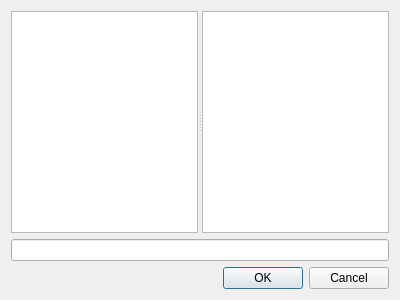
Qt form src/client/gui/roomdialog.ui (sush/Live-Jamming) before a commit.
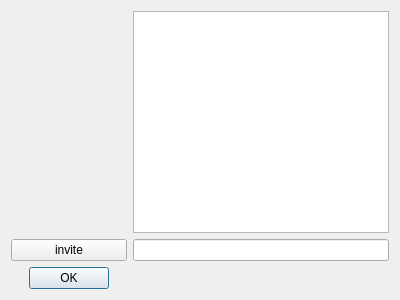
The same form after that commit. Custom widgets are drawn as their Qt base class.

Commit message: debut de room erreur de compile avec phonon commited pour test

What changed in the file:
```diff
--- a/src/client/gui/roomdialog.ui
+++ b/src/client/gui/roomdialog.ui
@@ -15,42 +15,49 @@
   </property>
   <layout class="QGridLayout" name="gridLayout">
    <item row="0" column="0">
-    <widget class="QSplitter" name="splitter">
-     <property name="orientation">
-      <enum>Qt::Horizontal</enum>
-     </property>
-     <widget class="QPlainTextEdit" name="plainTextEdit">
-      <property name="undoRedoEnabled">
-       <bool>false</bool>
-      </property>
-      <property name="readOnly">
-       <bool>true</bool>
-      </property>
-     </widget>
-     <widget class="QListView" name="listView"/>
-    </widget>
+    <layout class="QVBoxLayout" name="verticalLayout_2">
+     <item>
+      <widget class="RoomPlayerItem" name="widget" native="true"/>
+     </item>
+     <item>
+      <widget class="QPushButton" name="pushButton_2">
+       <property name="text">
+        <string>invite</string>
+       </property>
+      </widget>
+     </item>
+    </layout>
+   </item>
+   <item row="0" column="1">
+    <layout class="QVBoxLayout" name="verticalLayout">
+     <item>
+      <widget class="QPlainTextEdit" name="plainTextEdit"/>
+     </item>
+     <item>
+      <widget class="QLineEdit" name="lineEdit"/>
+     </item>
+    </layout>
    </item>
    <item row="1" column="0">
-    <widget class="QLineEdit" name="lineEdit"/>
-   </item>
-   <item row="2" column="0">
     <widget class="QDialogButtonBox" name="buttonBox">
-     <property name="orientation">
-      <enum>Qt::Horizontal</enum>
-     </property>
      <property name="standardButtons">
-      <set>QDialogButtonBox::Cancel|QDialogButtonBox::Ok</set>
+      <set>QDialogButtonBox::Ok</set>
+     </property>
+     <property name="centerButtons">
+      <bool>true</bool>
      </property>
     </widget>
    </item>
   </layout>
  </widget>
- <tabstops>
-  <tabstop>buttonBox</tabstop>
-  <tabstop>listView</tabstop>
-  <tabstop>lineEdit</tabstop>
-  <tabstop>plainTextEdit</tabstop>
- </tabstops>
+ <customwidgets>
+  <customwidget>
+   <class>RoomPlayerItem</class>
+   <extends>QWidget</extends>
+   <header>roomplayeritem.h</header>
+   <container>1</container>
+  </customwidget>
+ </customwidgets>
  <resources/>
  <connections>
   <connection>
```
Left out of the diff: 35 changed lines with no effect on the pictures. The commit also changes 5 other files.
